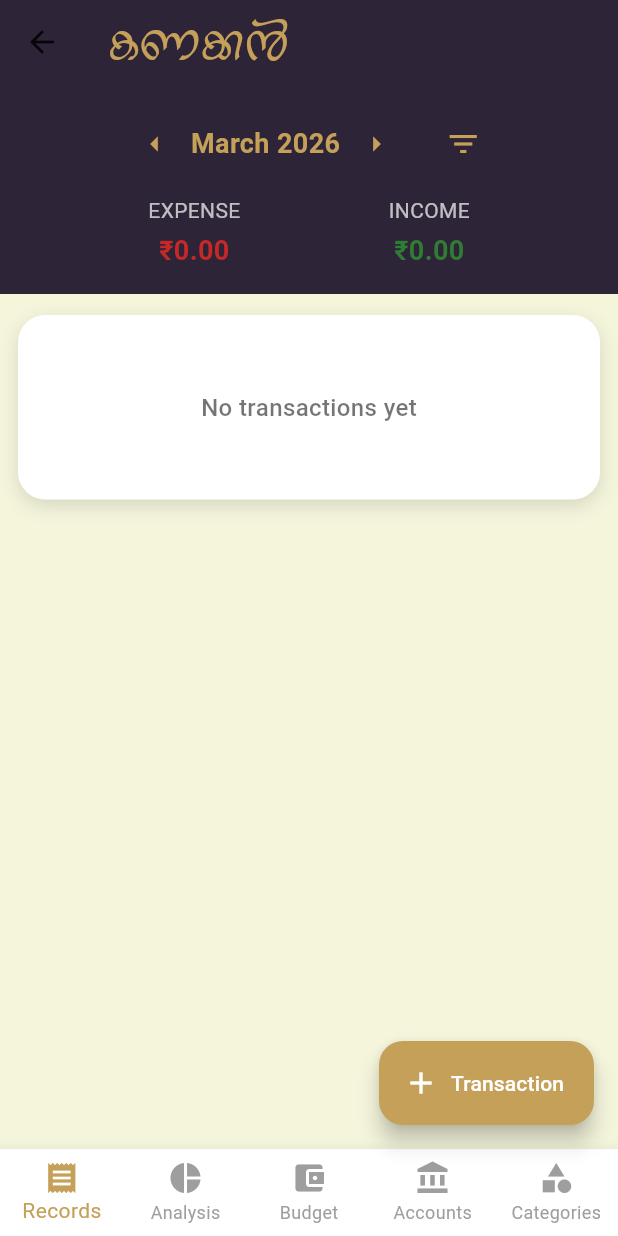
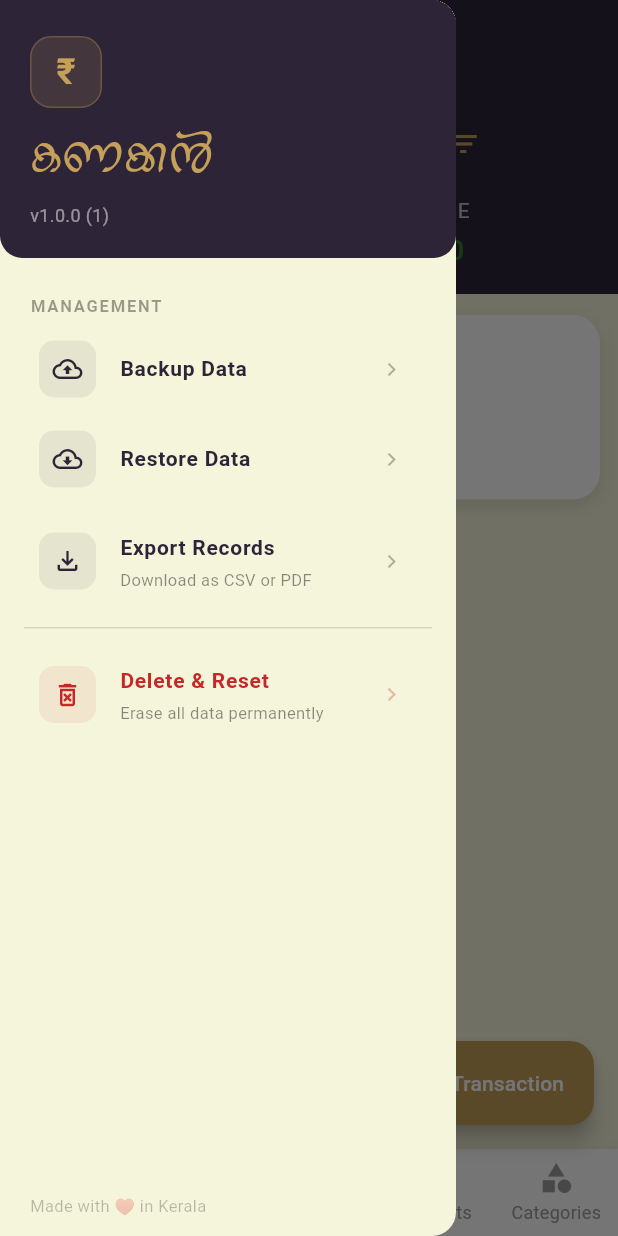
Before and after one commit to Nithin-at-github/Kanakkan, a Flutter app: the RootScaffold screen opened directly, with the side drawer open (before the commit the screen has no drawer), on a phone screen of 412 x 824 dp. Run offline on Flutter 3.47's test engine with Material 3 defaults, Android fonts, the phone set to English and light mode, and no system bars; our stand-ins replace fl_chart, flutter_secure_storage, local_auth, package_info_plus, sqflite; accounts and stored records are empty.

Commit message:
made minor changes and added side menu drawer

```diff
--- a/lib/presentation/screens/root/root_scaffold.dart
+++ b/lib/presentation/screens/root/root_scaffold.dart
@@ -7,68 +7,52 @@ import 'package:kanakkan/presentation/screens/analysis_screen.dart';
 import 'package:kanakkan/presentation/screens/budget_screen.dart';
 import 'package:kanakkan/presentation/screens/categories_screen.dart';
 import 'package:kanakkan/presentation/screens/dashboard_screen.dart';
+import 'package:kanakkan/presentation/widgets/app_drawer.dart';
 import 'package:kanakkan/presentation/widgets/universal_create_sheet.dart';
 import 'package:provider/provider.dart';
+
+// Global key so any ReusableAppBar can open this scaffold's drawer
+// regardless of how deep in the widget tree it sits.
+final GlobalKey<ScaffoldState> rootScaffoldKey = GlobalKey<ScaffoldState>();
 
 class RootScaffold extends StatelessWidget {
   const RootScaffold({super.key});
 
   @override
   Widget build(BuildContext context) {
-
     final nav = context.watch<NavigationProvider>();
 
     final pages = const [
-      DashboardScreen(),   // index 0
-      AnalysisScreen(),    // index 1
-      BudgetScreen(),      // index 2
-      AccountsScreen(),    // index 3
-      CategoriesScreen(),  // index 4
+      DashboardScreen(), // index 0
+      AnalysisScreen(), // index 1
+      BudgetScreen(), // index 2
+      AccountsScreen(), // index 3
+      CategoriesScreen(), // index 4
     ];
 
     return Scaffold(
-
+      key: rootScaffoldKey,
+      drawer: const AppDrawer(),
       floatingActionButton: GestureDetector(
-        onLongPress: () {
-          /// LONG PRESS → Universal creator
-          UniversalCreateSheet.show(context);
-        },
-
+        onLongPress: () => UniversalCreateSheet.show(context),
         child: FloatingActionButton.extended(
           backgroundColor: AppTheme.accent,
           elevation: 6,
           icon: const Icon(Icons.add),
           label: Text(_fabLabel(nav.currentIndex)),
-
-          /// SHORT PRESS → Smart action
-          onPressed: () {
-            SmartCreateHandler.handle(context, nav.currentIndex);
-          },
+          onPressed: () => SmartCreateHandler.handle(context, nav.currentIndex),
         ),
       ),
-
       floatingActionButtonLocation: FloatingActionButtonLocation.endFloat,
-
-      body: IndexedStack(
-        index: nav.currentIndex,
-        children: pages,
-      ),
-
+      body: IndexedStack(index: nav.currentIndex, children: pages),
       bottomNavigationBar: BottomNavigationBar(
         type: BottomNavigationBarType.fixed,
         currentIndex: nav.currentIndex,
         selectedItemColor: AppTheme.accent,
         unselectedItemColor: Colors.grey,
-
-        onTap: (index) {
-          context.read<NavigationProvider>().setIndex(index);
-        },
-
+        onTap: (index) => context.read<NavigationProvider>().setIndex(index),
         items: const [
-          BottomNavigationBarItem(
-            icon: Icon(Icons.receipt),
-            label: "Records",
-          ),
+          BottomNavigationBarItem(icon: Icon(Icons.receipt), label: "Records"),
           BottomNavigationBarItem(
             icon: Icon(Icons.pie_chart),
             label: "Analysis",
--- /dev/null
+++ b/lib/presentation/widgets/app_drawer.dart
@@ -0,0 +1,408 @@
+import 'package:flutter/material.dart';
+import 'package:kanakkan/core/utils/app_theme.dart';
+import 'package:package_info_plus/package_info_plus.dart';
+
+/// The app-wide navigation drawer.
+/// Attach via `drawer: const AppDrawer()` on RootScaffold's Scaffold.
+class AppDrawer extends StatelessWidget {
+  const AppDrawer({super.key});
+
+  @override
+  Widget build(BuildContext context) {
+    return Drawer(
+      backgroundColor: AppTheme.background,
+      child: Column(
+        children: [
+          // Fills the status bar area with primary color so it
+          // blends seamlessly with the drawer header.
+          Container(
+            color: AppTheme.primary,
+            height: MediaQuery.of(context).padding.top,
+          ),
+          Expanded(
+            child: SafeArea(
+              top: false, // already handled above
+              child: Column(
+                crossAxisAlignment: CrossAxisAlignment.stretch,
+                children: [
+                  // ── HEADER ──
+                  _DrawerHeader(),
+
+                  const SizedBox(height: 8),
+
+                  // ── MANAGEMENT SECTION ──
+                  _SectionLabel(label: "Management"),
+
+                  _DrawerTile(
+                    icon: Icons.cloud_upload_outlined,
+                    label: "Backup Data",
+                    onTap: () {
+                      Navigator.pop(context);
+                      // TODO: trigger backup
+                    },
+                  ),
+
+                  _DrawerTile(
+                    icon: Icons.cloud_download_outlined,
+                    label: "Restore Data",
+                    onTap: () {
+                      Navigator.pop(context);
+                      // TODO: trigger restore
+                    },
+                  ),
+
+                  _DrawerTile(
+                    icon: Icons.file_download_outlined,
+                    label: "Export Records",
+                    subtitle: "Download as CSV or PDF",
+                    onTap: () {
+                      Navigator.pop(context);
+                      // TODO: open export options
+                    },
+                  ),
+
+                  const Padding(
+                    padding: EdgeInsets.symmetric(horizontal: 16, vertical: 6),
+                    child: Divider(height: 1, color: Colors.black12),
+                  ),
+
+                  _DrawerTile(
+                    icon: Icons.delete_forever_outlined,
+                    label: "Delete & Reset",
+                    subtitle: "Erase all data permanently",
+                    iconColor: AppTheme.error,
+                    labelColor: AppTheme.error,
+                    onTap: () {
+                      Navigator.pop(context);
+                      _confirmReset(context);
+                    },
+                  ),
+
+                  const Spacer(),
+
+                  // ── FOOTER ──
+                  _DrawerFooter(),
+
+                  const SizedBox(height: 12),
+                ],
+              ),
+            ),
+          ),
+        ],
+      ),
+    );
+  }
+
+  void _confirmReset(BuildContext context) {
+    showDialog(
+      context: context,
+      builder: (_) => Dialog(
+        backgroundColor: AppTheme.background,
+        shape: RoundedRectangleBorder(borderRadius: BorderRadius.circular(20)),
+        child: Padding(
+          padding: const EdgeInsets.all(24),
+          child: Column(
+            mainAxisSize: MainAxisSize.min,
+            children: [
+              CircleAvatar(
+                radius: 28,
+                backgroundColor: AppTheme.error.withOpacity(0.1),
+                child: const Icon(
+                  Icons.delete_forever,
+                  color: AppTheme.error,
+                  size: 28,
+                ),
+              ),
+              const SizedBox(height: 14),
+              const Text(
+                "Delete & Reset?",
+                style: TextStyle(
+                  fontSize: 18,
+                  fontWeight: FontWeight.bold,
+                  color: AppTheme.primary,
+                ),
+              ),
+              const SizedBox(height: 10),
+              Container(
+                padding: const EdgeInsets.all(14),
+                decoration: BoxDecoration(
+                  color: AppTheme.error.withOpacity(0.05),
+                  borderRadius: BorderRadius.circular(12),
+                  border: Border.all(color: AppTheme.error.withOpacity(0.2)),
+                ),
+                child: const Column(
+                  children: [
+                    _WarningPoint(
+                      text: "All transactions will be permanently deleted.",
+                    ),
+                    SizedBox(height: 8),
+                    _WarningPoint(
+                      text:
+                          "All accounts, categories and budgets will be removed.",
+                    ),
+                    SizedBox(height: 8),
+                    _WarningPoint(
+                      text:
+                          "Wallet balances and salary allocations will be erased.",
+                    ),
+                    SizedBox(height: 8),
+                    _WarningPoint(text: "This action cannot be undone."),
+                  ],
+                ),
+              ),
+              const SizedBox(height: 24),
+              Row(
+                children: [
+                  Expanded(
+                    child: OutlinedButton(
+                      onPressed: () => Navigator.pop(context),
+                      style: OutlinedButton.styleFrom(
+                        padding: const EdgeInsets.symmetric(vertical: 12),
+                        side: const BorderSide(color: Colors.black26),
+                        shape: RoundedRectangleBorder(
+                          borderRadius: BorderRadius.circular(12),
+                        ),
+                      ),
+                      child: const Text(
+                        "Cancel",
+                        style: TextStyle(color: Colors.black54),
+                      ),
+                    ),
+                  ),
+                  const SizedBox(width: 12),
+                  Expanded(
+                    child: ElevatedButton(
+                      onPressed: () {
+                        Navigator.pop(context);
+                        // TODO: execute reset
+                      },
+                      style: ElevatedButton.styleFrom(
+                        backgroundColor: AppTheme.error,
+                        padding: const EdgeInsets.symmetric(vertical: 12),
+                        shape: RoundedRectangleBorder(
+                          borderRadius: BorderRadius.circular(12),
+                        ),
+                      ),
+                      child: const Text(
+                        "Delete All",
+                        style: TextStyle(
+                          color: Colors.white,
+                          fontWeight: FontWeight.bold,
+                        ),
+                      ),
+                    ),
+                  ),
+                ],
+              ),
+            ],
+          ),
+        ),
+      ),
+    );
+  }
+}
+
+// ─────────────────────────────────────────────────────────────────────────────
+// HEADER
+// ─────────────────────────────────────────────────────────────────────────────
+
+class _DrawerHeader extends StatelessWidget {
+  @override
+  Widget build(BuildContext context) {
+    return Container(
+      padding: const EdgeInsets.fromLTRB(20, 24, 20, 20),
+      decoration: const BoxDecoration(
+        color: AppTheme.primary,
+        borderRadius: BorderRadius.only(
+          bottomLeft: Radius.circular(15),
+          bottomRight: Radius.circular(15),
+        ),
+      ),
+      child: Column(
+        crossAxisAlignment: CrossAxisAlignment.start,
+        children: [
+          // App icon / logo mark
+          Container(
+            width: 48,
+            height: 48,
+            decoration: BoxDecoration(
+              color: AppTheme.accent.withOpacity(0.15),
+              borderRadius: BorderRadius.circular(14),
+              border: Border.all(color: AppTheme.accent.withOpacity(0.3)),
+            ),
+            child: const Center(
+              child: Text(
+                "₹",
+                style: TextStyle(
+                  fontSize: 24,
+                  color: AppTheme.accent,
+                  fontWeight: FontWeight.bold,
+                ),
+              ),
+            ),
+          ),
+
+          const Text(
+            "I-W-¡-³-",
+            style: TextStyle(
+              fontFamily: 'Ravivarma',
+              fontSize: 44,
+              color: AppTheme.accent,
+            ),
+          ),
+
+          FutureBuilder<PackageInfo>(
+            future: PackageInfo.fromPlatform(),
+            builder: (_, snap) {
+              final version = snap.hasData
+                  ? "v${snap.data!.version} (${snap.data!.buildNumber})"
+                  : "—";
+              return Text(
+                version,
+                style: TextStyle(
+                  fontSize: 12,
+                  color: Colors.white.withOpacity(0.5),
+                ),
+              );
+            },
+          ),
+        ],
+      ),
+    );
+  }
+}
+
+// ─────────────────────────────────────────────────────────────────────────────
+// SECTION LABEL
+// ─────────────────────────────────────────────────────────────────────────────
+
+class _SectionLabel extends StatelessWidget {
+  final String label;
+  const _SectionLabel({required this.label});
+
+  @override
+  Widget build(BuildContext context) {
+    return Padding(
+      padding: const EdgeInsets.fromLTRB(20, 16, 20, 4),
+      child: Text(
+        label.toUpperCase(),
+        style: TextStyle(
+          fontSize: 11,
+          fontWeight: FontWeight.bold,
+          color: Colors.black38,
+          letterSpacing: 1.2,
+        ),
+      ),
+    );
+  }
+}
+
+// ─────────────────────────────────────────────────────────────────────────────
+// DRAWER TILE
+// ─────────────────────────────────────────────────────────────────────────────
+
+class _DrawerTile extends StatelessWidget {
+  final IconData icon;
+  final String label;
+  final String? subtitle;
+  final VoidCallback onTap;
+  final Color? iconColor;
+  final Color? labelColor;
+
+  const _DrawerTile({
+    required this.icon,
+    required this.label,
+    required this.onTap,
+    this.subtitle,
+    this.iconColor,
+    this.labelColor,
+  });
+
+  @override
+  Widget build(BuildContext context) {
+    final color = iconColor ?? AppTheme.primary;
+
+    return Padding(
+      padding: const EdgeInsets.symmetric(horizontal: 10, vertical: 2),
+      child: ListTile(
+        shape: RoundedRectangleBorder(borderRadius: BorderRadius.circular(12)),
+        onTap: onTap,
+        leading: Container(
+          width: 38,
+          height: 38,
+          decoration: BoxDecoration(
+            color: color.withOpacity(0.08),
+            borderRadius: BorderRadius.circular(10),
+          ),
+          child: Icon(icon, color: color, size: 20),
+        ),
+        title: Text(
+          label,
+          style: TextStyle(
+            fontSize: 14,
+            fontWeight: FontWeight.w600,
+            color: labelColor ?? AppTheme.primary,
+          ),
+        ),
+        subtitle: subtitle != null
+            ? Text(
+                subtitle!,
+                style: const TextStyle(fontSize: 11, color: Colors.black45),
+              )
+            : null,
+        trailing: Icon(
+          Icons.chevron_right,
+          size: 18,
+          color: (iconColor ?? Colors.black).withOpacity(0.3),
+        ),
+      ),
+    );
+  }
+}
+
+// ─────────────────────────────────────────────────────────────────────────────
+// FOOTER
+// ─────────────────────────────────────────────────────────────────────────────
+
+class _DrawerFooter extends StatelessWidget {
+  @override
+  Widget build(BuildContext context) {
+    return Padding(
+      padding: const EdgeInsets.symmetric(horizontal: 20),
+      child: Text(
+        "Made with ♥ in Kerala",
+        style: TextStyle(fontSize: 11, color: Colors.black26),
+      ),
+    );
+  }
+}
+
+// ─────────────────────────────────────────────────────────────────────────────
+// WARNING POINT (used in reset dialog)
+// ─────────────────────────────────────────────────────────────────────────────
+
+class _WarningPoint extends StatelessWidget {
+  final String text;
+  const _WarningPoint({required this.text});
+
+  @override
+  Widget build(BuildContext context) {
+    return Row(
+      crossAxisAlignment: CrossAxisAlignment.start,
+      children: [
+        const Icon(
+          Icons.warning_amber_rounded,
+          color: AppTheme.error,
+          size: 16,
+        ),
+        const SizedBox(width: 8),
+        Expanded(
+          child: Text(
+            text,
+            style: const TextStyle(fontSize: 13, color: Colors.black87),
+          ),
+        ),
+      ],
+    );
+  }
+}
--- a/lib/presentation/widgets/custom_app_bar.dart
+++ b/lib/presentation/widgets/custom_app_bar.dart
@@ -1,15 +1,21 @@
 import 'package:flutter/material.dart';
 import 'package:kanakkan/core/utils/app_theme.dart';
+import 'package:kanakkan/presentation/screens/root/root_scaffold.dart';
 
 class ReusableAppBar extends StatelessWidget implements PreferredSizeWidget {
   final List<Widget>? actions;
-
   const ReusableAppBar({super.key, this.actions});
 
   @override
   Widget build(BuildContext context) {
     return AppBar(
       backgroundColor: AppTheme.primary,
+      leading: IconButton(
+        icon: const Icon(Icons.menu, color: AppTheme.accent),
+        // Use the global key — always opens RootScaffold's drawer
+        // regardless of which screen's Scaffold this AppBar is inside.
+        onPressed: () => rootScaffoldKey.currentState?.openDrawer(),
+      ),
       title: const Text(
         "I-W-¡-³-",
         style: TextStyle(
--- a/pubspec.yaml
+++ b/pubspec.yaml
@@ -45,6 +45,9 @@ dependencies:
   path_provider: ^2.1.5
   uuid: ^4.5.3
   fl_chart: ^1.1.1
+  package_info_plus: ^9.0.0
+  file_picker: ^10.3.10
+  share_plus: ^12.0.1
 
 flutter_native_splash:
   color: "#2D2438"
```
Also changed, not shown: lib/presentation/providers/analysis_provider.dart (+9 -0 lines), lib/presentation/screens/analysis_screen.dart (+31 -1 lines), pubspec.lock, 5 other files.
